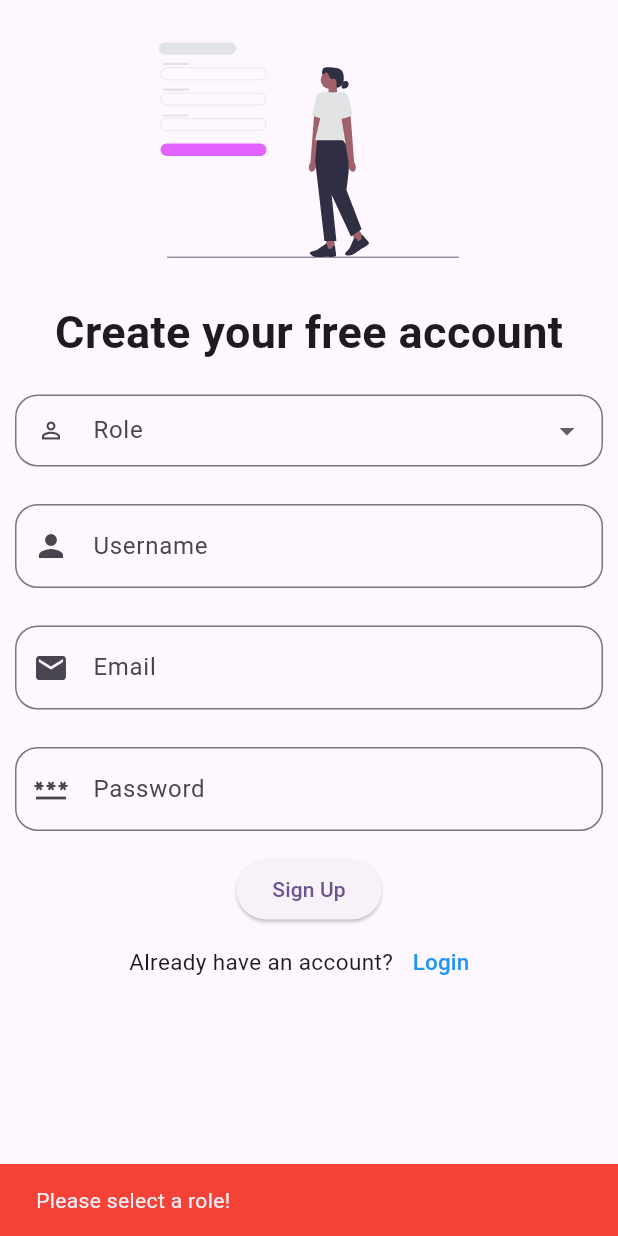
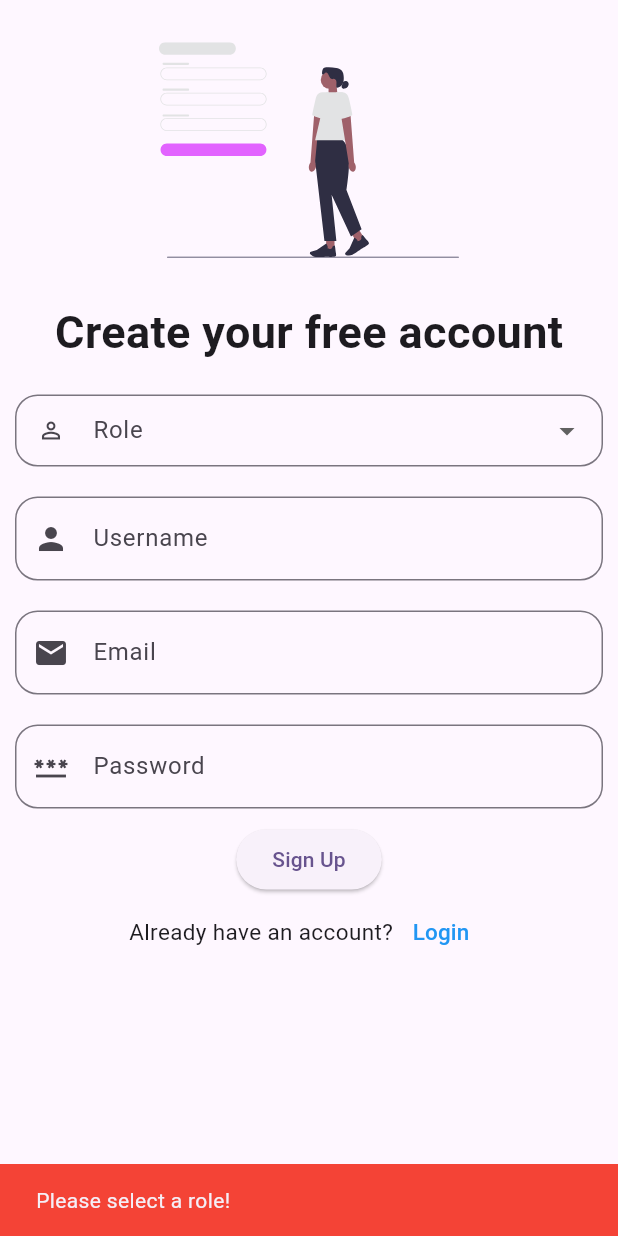
Before and after one commit to AlanGitau/Salama-Care, a Flutter app: the Signup screen opened directly, after a tap on "Sign Up", on a phone screen of 412 x 824 dp. Run offline on Flutter 3.47's test engine with Material 3 defaults, Android fonts, the phone set to English and light mode, and no system bars; our stand-ins replace cloud_firestore, firebase_auth, firebase_core, flutter_svg, google_fonts, google_nav_bar; accounts and stored records are empty.

Commit message:
salama care

```diff
--- a/lib/DoctorDashboard.dart
+++ b/lib/DoctorDashboard.dart
@@ -85,7 +85,7 @@ class DoctorDashboard extends StatelessWidget {
               const Row(
                 mainAxisAlignment: MainAxisAlignment.spaceBetween,
                 children: [
-                  const Text('Upcoming appointments',style: TextStyle(
+                  Text('Upcoming appointments',style: TextStyle(
                   fontSize: 18,
                   ),),
 
--- a/lib/Signup.dart
+++ b/lib/Signup.dart
@@ -16,6 +16,9 @@ class _SignupState extends State<Signup> {
   String? _selectedRole;
   final List<String> roles = ['patient', 'doctor'];
 
+  // Additional controllers for doctor details
+  final _specializationController = TextEditingController();
+  final _experienceController = TextEditingController();
   final _usernamecontroller = TextEditingController();
   final _emailcontroller = TextEditingController();
   final _passwordcontroller = TextEditingController();
@@ -33,12 +36,25 @@ class _SignupState extends State<Signup> {
       return;
     }
 
+    // Validate doctor-specific fields
+    if (_selectedRole == 'doctor') {
+      if (_specializationController.text.isEmpty ||
+          _experienceController.text.isEmpty) {
+        ScaffoldMessenger.of(context).showSnackBar(
+          const SnackBar(
+            content: Text('Please fill all doctor details!'),
+            backgroundColor: Colors.red,
+          ),
+        );
+        return;
+      }
+    }
+
     setState(() {
       _isloading = true;
     });
 
     try {
-      // Perform registration
       final result = await _authservice.registration(
         email: _emailcontroller.text.trim(),
         password: _passwordcontroller.text,
@@ -47,12 +63,29 @@ class _SignupState extends State<Signup> {
       if (result == 'Success') {
         final user = FirebaseAuth.instance.currentUser;
         if (user != null) {
-          // Save user data in Firestore
-          await FirebaseFirestore.instance.collection('users').doc(user.uid).set({
+          // Create base user data
+          final userData = {
             'email': _emailcontroller.text.trim(),
             'username': _usernamecontroller.text.trim(),
             'role': _selectedRole,
-          });
+          };
+
+          // Add doctor-specific fields if role is doctor
+          if (_selectedRole == 'doctor') {
+            userData.addAll({
+              'specialization': _specializationController.text.trim(),
+              'experience': _experienceController.text.trim(),
+              //'isAvailable': true, // Default availability status
+              //'rating': 0.0, // Initial rating
+             // 'totalRatings': 0, // Number of ratings received
+            });
+          }
+
+          // Save user data in Firestore
+          await FirebaseFirestore.instance
+              .collection('users')
+              .doc(user.uid)
+              .set(userData);
 
           ScaffoldMessenger.of(context).showSnackBar(
             const SnackBar(
@@ -61,13 +94,10 @@ class _SignupState extends State<Signup> {
             ),
           );
 
-          // Navigate to login screen
           Navigator.pushReplacement(
             context,
             MaterialPageRoute(builder: (context) => const Loginscreen()),
           );
-        } else {
-          throw Exception('Failed to retrieve user ID.');
         }
       } else {
         ScaffoldMessenger.of(context).showSnackBar(
@@ -89,8 +119,6 @@ class _SignupState extends State<Signup> {
         _isloading = false;
       });
     }
-
-
   }
 
   @override
@@ -114,7 +142,7 @@ class _SignupState extends State<Signup> {
             ),
             const SizedBox(height: 10),
 
-            // Roles
+            // Roles dropdown (your existing code)
             Padding(
               padding: const EdgeInsets.all(10.0),
               child: DropdownButtonFormField<String>(
@@ -141,9 +169,8 @@ class _SignupState extends State<Signup> {
                 isExpanded: true,
               ),
             ),
-            const SizedBox(height: 5),
 
-            // Username
+            // Basic fields
             Padding(
               padding: const EdgeInsets.all(10.0),
               child: TextField(
@@ -157,9 +184,7 @@ class _SignupState extends State<Signup> {
                 ),
               ),
             ),
-            const SizedBox(height: 5),
 
-            // Email
             Padding(
               padding: const EdgeInsets.all(10.0),
               child: TextField(
@@ -174,9 +199,7 @@ class _SignupState extends State<Signup> {
                 ),
               ),
             ),
-            const SizedBox(height: 5),
 
-            // Password
             Padding(
               padding: const EdgeInsets.all(10.0),
               child: TextField(
@@ -191,7 +214,38 @@ class _SignupState extends State<Signup> {
                 ),
               ),
             ),
-            const SizedBox(height: 5),
+
+            // Doctor-specific fields
+            if (_selectedRole == 'doctor') ...[
+              Padding(
+                padding: const EdgeInsets.all(10.0),
+                child: TextField(
+                  controller: _specializationController,
+                  decoration: InputDecoration(
+                    border: OutlineInputBorder(
+                      borderRadius: BorderRadius.circular(15),
+                    ),
+                    prefixIcon: const Icon(Icons.medical_services),
+                    labelText: 'Specialization',
+                  ),
+                ),
+              ),
+              Padding(
+                padding: const EdgeInsets.all(10.0),
+                child: TextField(
+                  controller: _experienceController,
+                  decoration: InputDecoration(
+                    border: OutlineInputBorder(
+                      borderRadius: BorderRadius.circular(15),
+                    ),
+                    prefixIcon: const Icon(Icons.work),
+                    labelText: 'Years of Experience',
+                    hintText: 'e.g., 5',
+                  ),
+                  keyboardType: TextInputType.number,
+                ),
+              ),
+            ],
 
             // Signup Button
             _isloading
@@ -200,6 +254,7 @@ class _SignupState extends State<Signup> {
                     onPressed: _handlesignup,
                     child: const Text('Sign Up'),
                   ),
+
             Row(
               mainAxisAlignment: MainAxisAlignment.center,
               children: [
--- a/lib/appointmentsScreen.dart
+++ b/lib/appointmentsScreen.dart
@@ -60,13 +60,14 @@ class UpcomingAppointments extends StatefulWidget {
 
 class _UpcomingAppointmentsState extends State<UpcomingAppointments> {
 
-  final user = FirebaseAuth.instance.currentUser;
+  final user = FirebaseAuth.instance.currentUser;//It retrieves the currently authenticated user from Firebase Authentication and stores details about the authenticated user
 
 
   @override
   Widget build(BuildContext context) {
     return Scaffold(
       body: StreamBuilder(
+        //querys the database
         stream: FirebaseFirestore.instance
             .collection('appointments')
             .where('userId', isEqualTo: user?.uid)
@@ -82,7 +83,7 @@ class _UpcomingAppointmentsState extends State<UpcomingAppointments> {
             return const Center(child: CircularProgressIndicator(),);
           }
 
-          final appointments = Snapshot.data?.docs ?? [];
+          final appointments = Snapshot.data?.docs ?? []; //If Snapshot.data is null, appointments will default to an empty list ([]).
 
           if (appointments.isEmpty){
             return const Center(child: Text('No upcoming appointments'),);
```
Also changed, not shown: lib/BookAppointmentPage.dart (+55 -29 lines).
